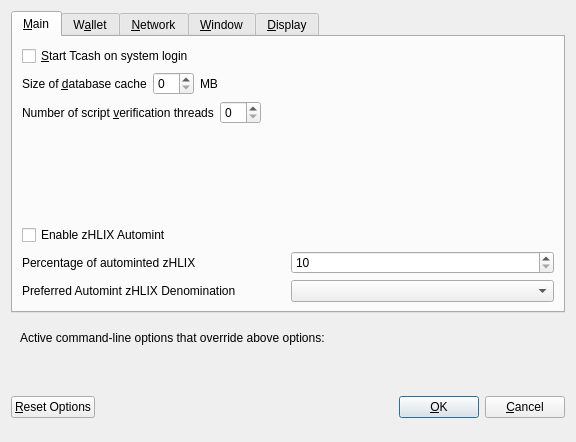
Above: src/qt/forms/optionsdialog.ui from noodlespan/helix before the change. Below: the same form after it.
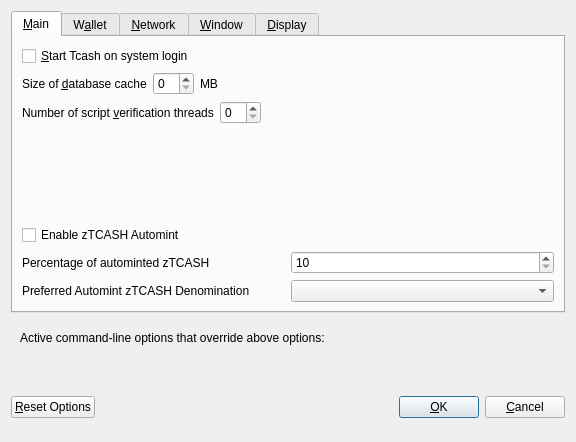
That is the form after the change. Custom widgets are drawn as their Qt base class.

What changed in the file:
```diff
--- a/src/qt/forms/optionsdialog.ui
+++ b/src/qt/forms/optionsdialog.ui
@@ -139,7 +139,7 @@
           <enum>Qt::LeftToRight</enum>
          </property>
          <property name="text">
-          <string>Enable zHLIX Automint</string>
+          <string>Enable zTCASH Automint</string>
          </property>
         </widget>
        </item>
@@ -151,7 +151,7 @@
             <string>Percentage of incoming HLIX which get automatically converted to zHLIX via Zerocoin Protocol (min: 10%)</string>
            </property>
            <property name="text">
-            <string>Percentage of autominted zHLIX</string>
+            <string>Percentage of autominted zTCASH</string>
            </property>
           </widget>
          </item>
@@ -184,7 +184,7 @@
             <string>Wait with automatic conversion to Zerocoin until enough HLIX for this denomination is available</string>
            </property>
            <property name="text">
-            <string>Preferred Automint zHLIX Denomination</string>
+            <string>Preferred Automint zTCASH Denomination</string>
            </property>
           </widget>
          </item>
```
Left out of the diff: 8 changed lines with no effect on the pictures.
